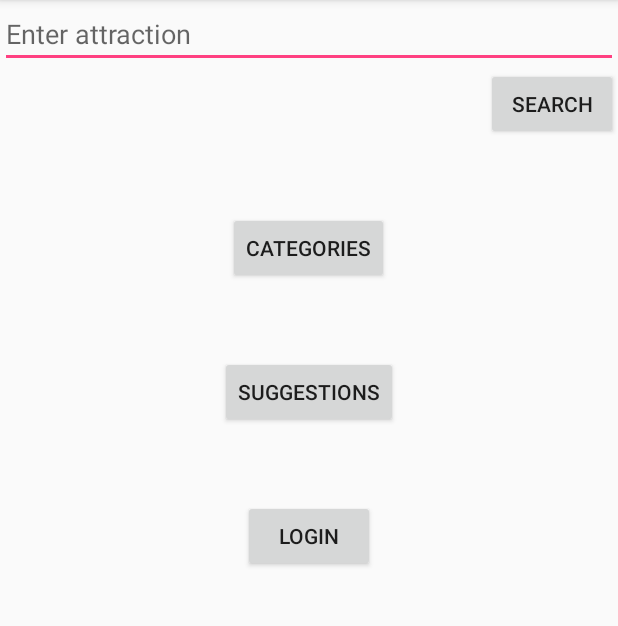
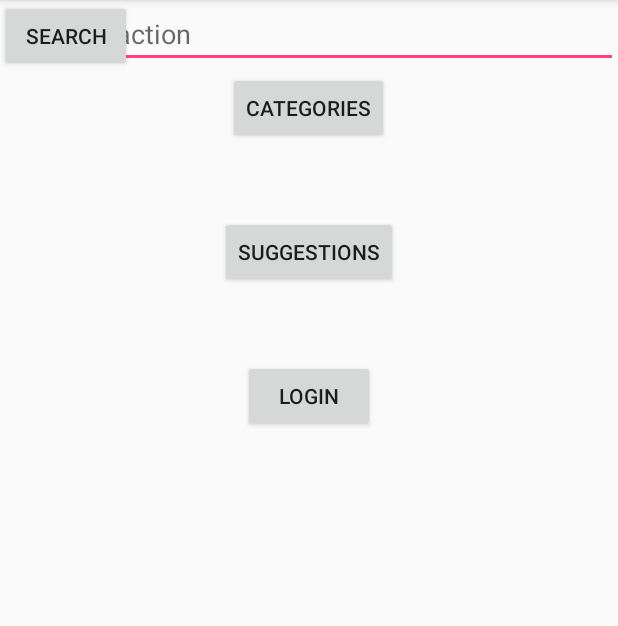
Before and after one commit to wong0903/Team1, an Android app: the screen it shows after launch (SearchInterface), after a tap on "SEARCH", on a phone screen of 412 x 824 dp, the part 84-710 px from its top. Run offline under Robolectric (Android 15) with nearby library versions, the phone set to English and light mode, and no system bars; our stand-ins replace Volley; 3 statements that could not run were skipped.

Commit message:
search interface and ui tweak

```diff
--- a/visitSG2/app/src/main/java/boundary/LoginInterface.java
+++ b/visitSG2/app/src/main/java/boundary/LoginInterface.java
@@ -82,7 +82,7 @@ public class LoginInterface extends AppCompatActivity implements View.OnClickLis
             case R.id.btnSignUp:
                 Intent intent = new Intent(this, SignUpInterface.class);
                 startActivity(intent);
-                finish();
+//                Toast.makeText(getApplicationContext(), "Sign Up successful3", Toast.LENGTH_SHORT).show();
                 break;
             default:
                 break;
--- a/visitSG2/app/src/main/java/boundary/SearchInterface.java
+++ b/visitSG2/app/src/main/java/boundary/SearchInterface.java
@@ -46,7 +46,7 @@ public class SearchInterface extends AppCompatActivity implements View.OnClickLi
     List<Attraction> matchedAttractionList;
 //    private ListView listView;
 //    private CustomListAdapter adapter;
-    private ProgressDialog pDialog;
+//    private ProgressDialog pDialog;
 
     @Override
     protected void onCreate(Bundle savedInstanceState) {
@@ -57,18 +57,18 @@ public class SearchInterface extends AppCompatActivity implements View.OnClickLi
 //        adapter = new CustomListAdapter(this, matchedAttractionList);
 //        listView.setAdapter(adapter);
 
-        pDialog = new ProgressDialog(this);
-        // Showing progress dialog before making http request
-        pDialog.setMessage("Loading...");
-        pDialog.show();
+//        pDialog = new ProgressDialog(this);
+//        // Showing progress dialog before making http request
+//        pDialog.setMessage("Loading...");
+//        pDialog.show();
 
 //        responseView = findViewById(R.id.responseView);
-//        inputText = (EditText) findViewById(R.id.inputText);
+        inputText = (EditText) findViewById(R.id.inputText);
 //        progressBar = findViewById(R.id.progressBar);
 
         // changing action bar color
-        getActionBar().setBackgroundDrawable(
-                new ColorDrawable(Color.parseColor("#1b1b1b")));
+//        getActionBar().setBackgroundDrawable(
+//                new ColorDrawable(Color.parseColor("#1b1b1b")));
 
         btn_search = findViewById(R.id.btn_search);
         btn_categories = findViewById(R.id.btn_categories);
@@ -96,7 +96,7 @@ public class SearchInterface extends AppCompatActivity implements View.OnClickLi
                         try {
                             SearchManager searchManager = new SearchManager();
                             AttractionManager attractionManager = new AttractionManager();
-                            matchedAttractionList = new ArrayList<>();
+                            ArrayList<Attraction> matchedAttractionList = new ArrayList<>();
                             attraction = inputText.getText().toString();
                             List<String> matchedURLList = searchManager.search(attraction);
                             if (!matchedURLList.isEmpty()) {
@@ -104,13 +104,19 @@ public class SearchInterface extends AppCompatActivity implements View.OnClickLi
                                     Log.d("url", url);
                                     Attraction attraction = new Attraction();
                                     List<String> basicInformationList = attractionManager.retrieveBasicInformation(url);
-                                    if (basicInformationList == null) {
+                                    if (basicInformationList != null) {
                                         attraction.setName(basicInformationList.get(0));
                                         attraction.setAddress(basicInformationList.get(1));
                                         attraction.setOperatingHours(basicInformationList.get(2));
                                         matchedAttractionList.add(attraction);
                                     }
                                 }
+                                Log.d("size", String.valueOf(matchedAttractionList.size()));
+                                Bundle information = new Bundle();
+                                information.putParcelableArrayList("matchedAttractionList", matchedAttractionList);
+                                Intent intent = new Intent(SearchInterface.this, ViewInterface.class);
+                                intent.putExtras(information);
+                                startActivity(intent);
                             } else
                                 Toast.makeText(getApplicationContext(), "No attractions found", Toast.LENGTH_SHORT).show();
                         } catch (JSONException e) {
--- a/visitSG2/app/src/main/java/boundary/SignUpInterface.java
+++ b/visitSG2/app/src/main/java/boundary/SignUpInterface.java
@@ -81,8 +81,10 @@ public class SignUpInterface extends AppCompatActivity {
         @Override
         protected void onPostExecute(final Boolean success) {
             task = null;
-            if (success)
+            if (success) {
                 Toast.makeText(getApplicationContext(), "Sign Up successful", Toast.LENGTH_SHORT).show();
+                finish();
+            }
             else
                 Toast.makeText(getApplicationContext(), "Sign Up failed", Toast.LENGTH_SHORT).show();
         }
--- a/visitSG2/app/src/main/java/entity/Attraction.java
+++ b/visitSG2/app/src/main/java/entity/Attraction.java
@@ -46,7 +46,6 @@ public class Attraction implements Parcelable{
         this.webURL = webURL;
         this.operatingHours = operatingHours;
         this.overallRating = overallRating;
-        this.category = category;
         this.thumbnailUrl = thumbnailUrl;
 
     }
--- a/visitSG2/app/src/main/res/layout/activity_main.xml
+++ b/visitSG2/app/src/main/res/layout/activity_main.xml
@@ -1,4 +1,4 @@
-<LinearLayout xmlns:android="http://schemas.android.com/apk/res/android"
+<RelativeLayout xmlns:android="http://schemas.android.com/apk/res/android"
     xmlns:tools="http://schemas.android.com/tools"
     android:layout_width="match_parent"
     android:layout_height="match_parent"
@@ -79,4 +79,4 @@
                 android:layout_height="wrap_content" />
         </ScrollView>
     </RelativeLayout>
-</LinearLayout>
+</RelativeLayout>
```
Also changed, not shown: visitSG2/app/src/main/java/boundary/MainInterface.java (+8 -8 lines), visitSG2/app/src/main/java/boundary/ViewInterface.java (+26 -7 lines), visitSG2/app/src/main/java/helper/CustomListAdapter.java (+3 -15 lines), visitSG2/app/src/main/res/layout/list_row.xml (+22 -13 lines), visitSG2/app/src/main/res/layout/activity_attraction_list_view.xml (renamed from visitSG2/app/src/main/res/layout/activity_search.xml), 1 other file.
